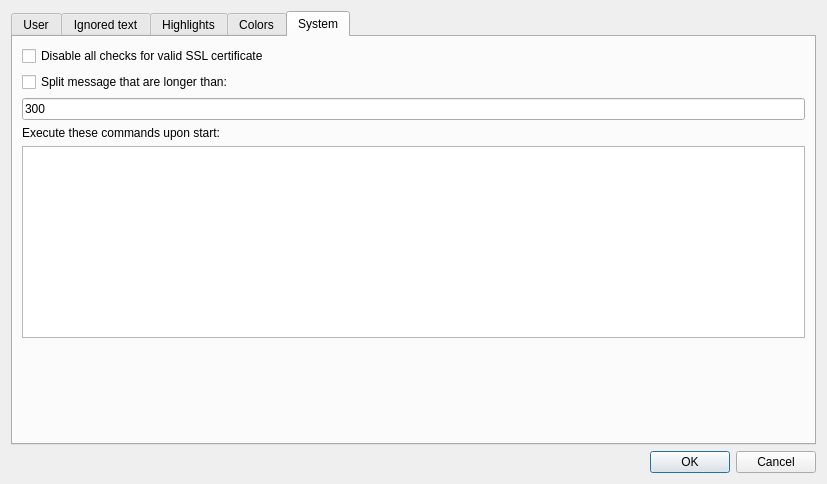
Before: the Qt Designer form src/GrumpyIRC/preferenceswin.ui in grumpy-irc/grumpy, drawn with Qt 5.
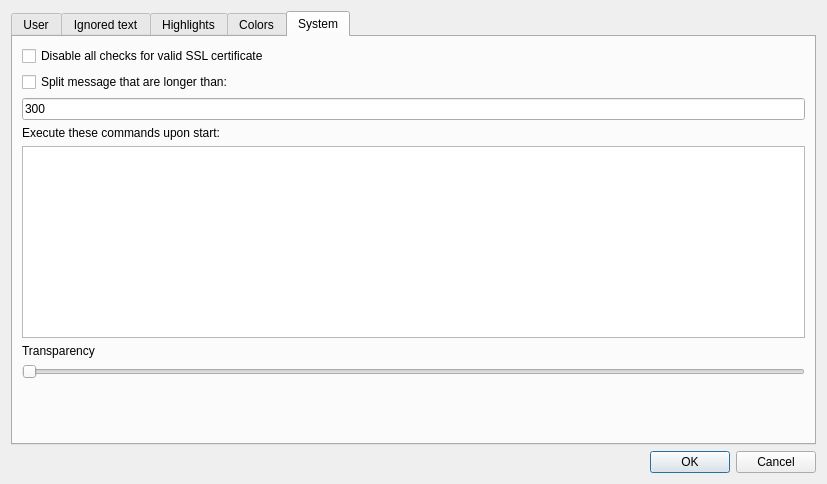
After: the same form once the commit is applied. The open tabs and pages were chosen to show the change.

The edit to the form file:
```diff
--- a/src/GrumpyIRC/preferenceswin.ui
+++ b/src/GrumpyIRC/preferenceswin.ui
@@ -152,6 +152,20 @@
        <item>
         <widget class="QPlainTextEdit" name="plainTextEditAutorun"/>
        </item>
+       <item>
+        <widget class="QLabel" name="label_7">
+         <property name="text">
+          <string>Transparency</string>
+         </property>
+        </widget>
+       </item>
+       <item>
+        <widget class="QSlider" name="horizontalSlider">
+         <property name="orientation">
+          <enum>Qt::Horizontal</enum>
+         </property>
+        </widget>
+       </item>
        <item>
         <spacer name="verticalSpacer">
          <property name="orientation">
```
